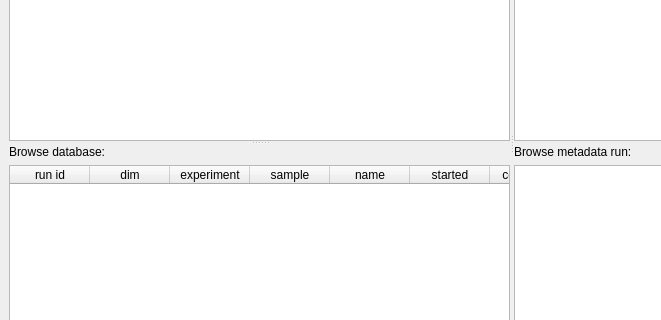
First picture: the form in ui/main.ui, repository pyplotter/pyplotter, before the edit; both pictures show x 0 to 661 and y 247 to 567 of the 1024 by 766 pixel window.
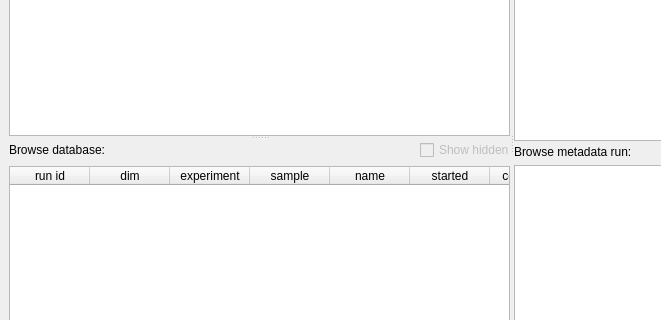
Second picture: the form after the edit. Custom widgets are drawn as their Qt base class.

The edit to the form file:
```diff
--- a/ui/main.ui
+++ b/ui/main.ui
@@ -189,10 +189,32 @@
                   </property>
                  </widget>
                 </item>
+                <item>
+                 <widget class="QCheckBox" name="checkBoxHidden">
+                  <property name="enabled">
+                   <bool>false</bool>
+                  </property>
+                  <property name="maximumSize">
+                   <size>
+                    <width>90</width>
+                    <height>16777215</height>
+                   </size>
+                  </property>
+                  <property name="text">
+                   <string>Show hidden</string>
+                  </property>
+                 </widget>
+                </item>
                </layout>
               </item>
               <item>
-               <widget class="QTableWidget" name="tableWidgetDataBase">
+               <widget class="QTableWidgetKey" name="tableWidgetDataBase">
+                <property name="editTriggers">
+                 <set>QAbstractItemView::NoEditTriggers</set>
+                </property>
+                <property name="alternatingRowColors">
+                 <bool>true</bool>
+                </property>
                 <property name="selectionBehavior">
                  <enum>QAbstractItemView::SelectRows</enum>
                 </property>
@@ -427,6 +449,13 @@
   </widget>
   <widget class="QStatusBar" name="statusBar"/>
  </widget>
+ <customwidgets>
+  <customwidget>
+   <class>QTableWidgetKey</class>
+   <extends>QTableWidget</extends>
+   <header location="global">qtablewidgetkey.h</header>
+  </customwidget>
+ </customwidgets>
  <resources/>
  <connections/>
 </ui>
```
Left out of the diff: 12 changed lines with no effect on the pictures.
